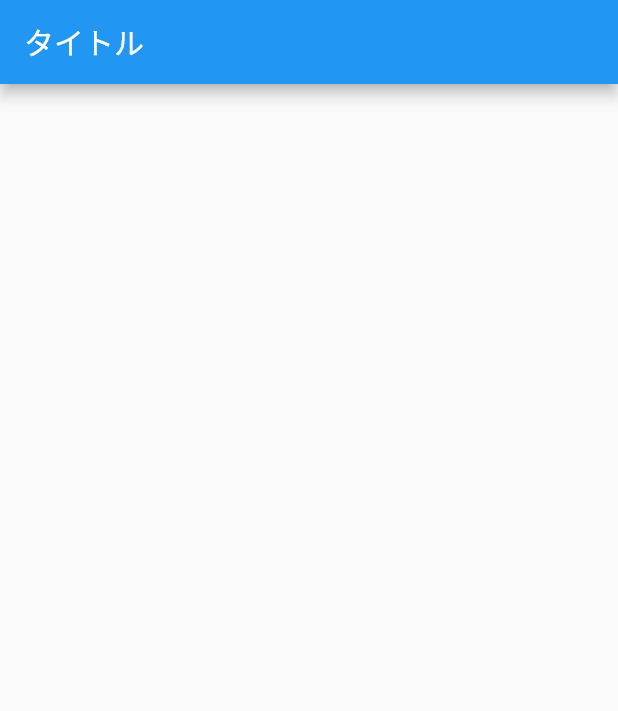
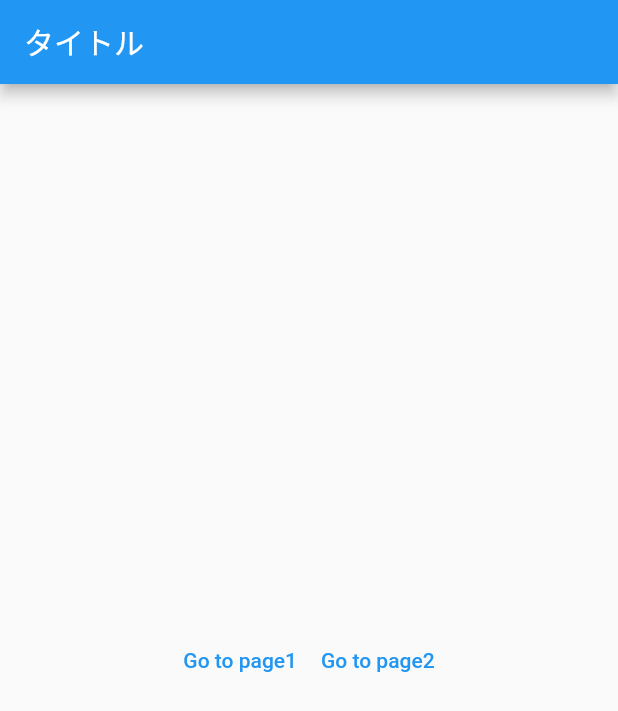
Before and after one commit to Romu1273x/FlutterForLearning, a Flutter app: the screen it shows after launch, on a phone screen of 412 x 824 dp. Shown: the top 711 px of the screen. Run offline on Flutter 3.47's test engine with Material 2 defaults, Android fonts, the phone set to English and light mode, and no system bars.

Commit message:
ルーティングの設定

```diff
--- a/flutter_for_learning/lib/main.dart
+++ b/flutter_for_learning/lib/main.dart
@@ -1,4 +1,6 @@
 import 'package:flutter/material.dart';
+import 'package:flutter_for_learning/page1.dart';
+import 'package:flutter_for_learning/page2.dart';
 
 void main() {
   runApp(const MyApp());
@@ -20,8 +22,13 @@ class MyApp extends StatelessWidget {
       theme: ThemeData(
         primarySwatch: Colors.blue,
       ),
-      // ホーム画面にMyHomePageというWidgetを表示
-      home: const MyHomePage(title: appTitle),
+      // ルーティングの設定
+      initialRoute: '/', // 一番最初に遷移するルーティングを指定
+      routes: {
+        '/': (context) => MyHomePage(title: appTitle),
+        '/page1': (context) => Page1(title: 'Page1'),
+        '/page2': (context) => Page2(title: 'Page2'),
+      },
     );
   }
 }
@@ -47,6 +54,29 @@ class _MyHomePageState extends State<MyHomePage> {
         // titleは親オブジェクトを継承して受け取っている
         title: Text(widget.title),
       ),
+
+      body:  Center(
+        child: Row(
+          mainAxisAlignment: MainAxisAlignment.center, // childrenをメイン軸の中心に配置する
+          children: [
+            TextButton(
+              onPressed: () {
+                // ルーティングを用いて遷移先を指定
+                Navigator.pushNamed(context, '/page1');
+              },
+              child: Text('Go to page1'),
+            ),
+
+            TextButton(
+              onPressed: () {
+                // ルーティングを用いて遷移先を指定
+                Navigator.pushNamed(context, '/page2');
+              },
+              child: Text('Go to page2'),
+            ),
+          ],
+      ),),
+
     );
   }
 }
--- /dev/null
+++ b/flutter_for_learning/lib/page1.dart
@@ -0,0 +1,15 @@
+import 'package:flutter/material.dart';
+
+class Page1 extends StatelessWidget {
+  const Page1({Key? key, required this.title}) : super(key: key);
+  final String title;
+
+  @override
+  Widget build(BuildContext context) {
+    return Scaffold(
+      appBar: AppBar(
+        title: Text(title),
+      ),
+    );
+  }
+}
--- /dev/null
+++ b/flutter_for_learning/lib/page2.dart
@@ -0,0 +1,15 @@
+import 'package:flutter/material.dart';
+
+class Page2 extends StatelessWidget {
+  const Page2({Key? key, required this.title}) : super(key: key);
+  final String title;
+
+  @override
+  Widget build(BuildContext context) {
+    return Scaffold(
+      appBar: AppBar(
+        title: Text(title),
+      ),
+    );
+  }
+}
```
